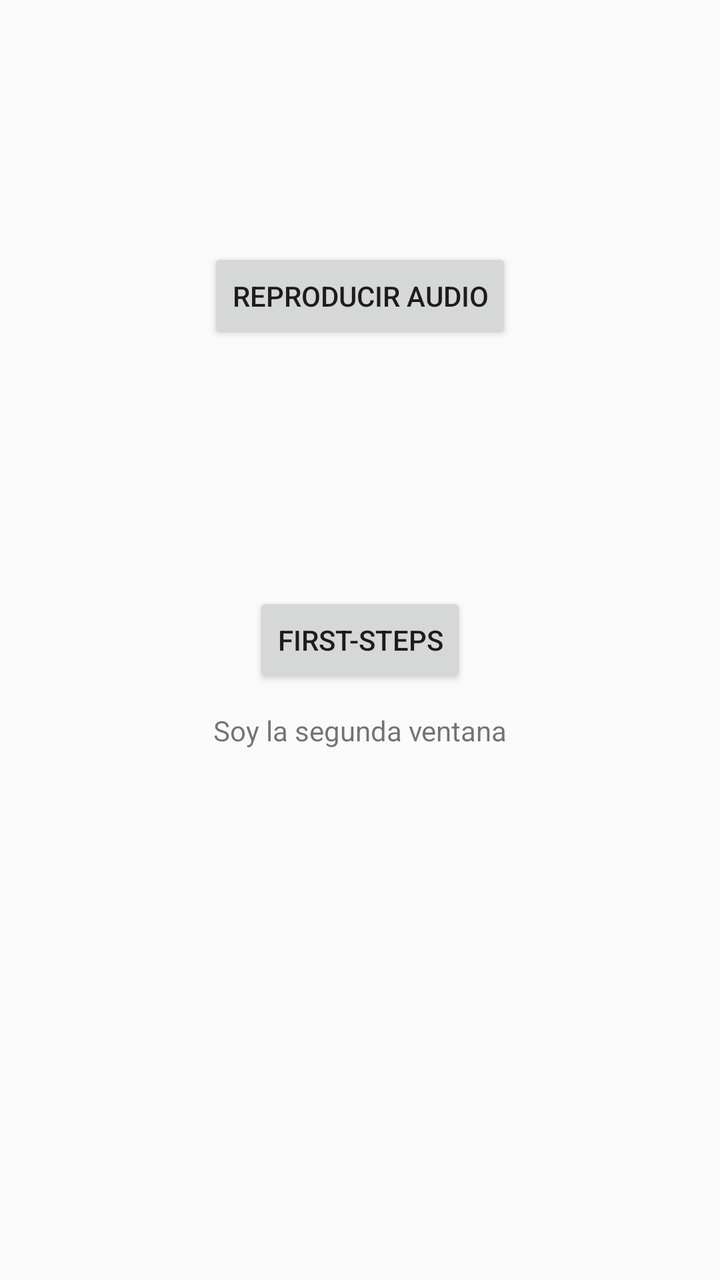
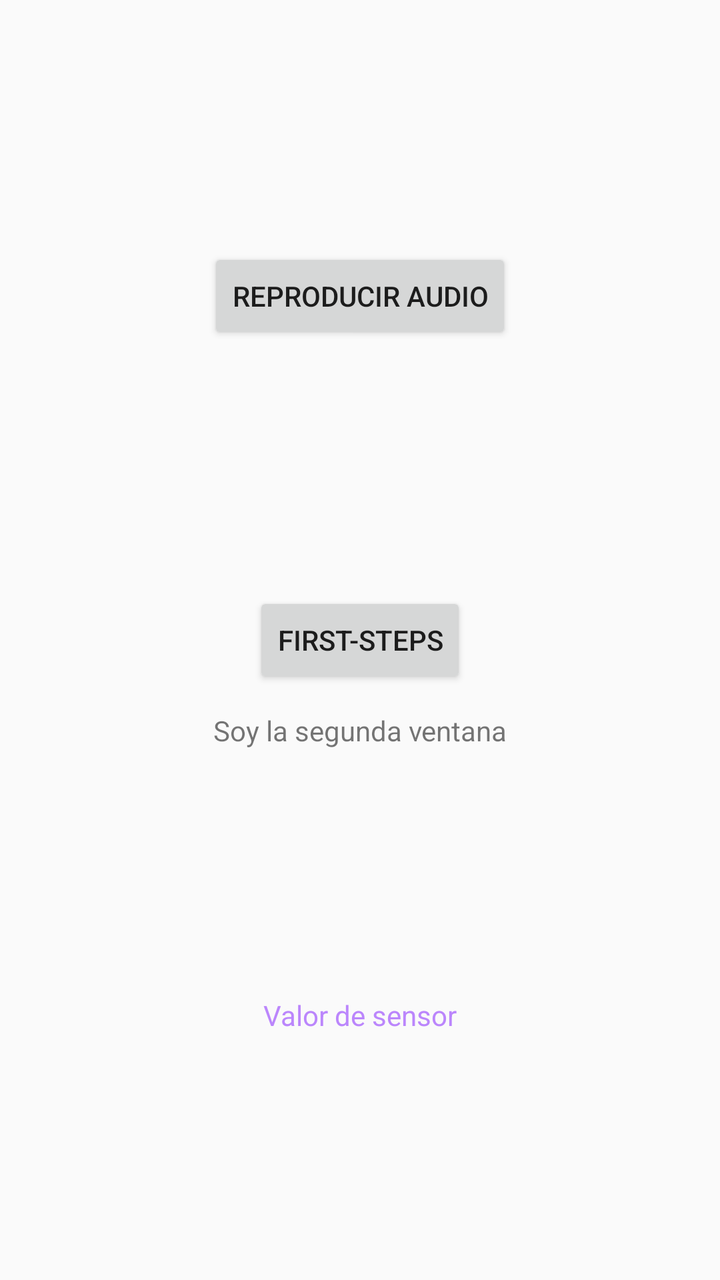

Two renders of the same Android screen: before a commit and after it. Below are the layout's source before the change and the commit's diff.
<!-- AndroidManifest.xml: application theme Theme.Firststeps -->
<!-- res/layout/ventana2.xml -->
<?xml version="1.0" encoding="utf-8"?>
<androidx.constraintlayout.widget.ConstraintLayout
    xmlns:android="http://schemas.android.com/apk/res/android"
    xmlns:tools="http://schemas.android.com/tools"
    android:orientation="vertical"
    xmlns:app="http://schemas.android.com/apk/res-auto"
    android:layout_width="match_parent"
    android:layout_height="match_parent">

    <Button
        android:id="@+id/button2"
        android:layout_width="wrap_content"
        android:layout_height="wrap_content"
        android:text="@string/app_name"
        app:layout_constraintBottom_toBottomOf="parent"
        app:layout_constraintLeft_toLeftOf="parent"
        app:layout_constraintRight_toRightOf="parent"
        app:layout_constraintTop_toTopOf="parent"
        />

    <Button
        android:id="@+id/boton_reproducir"
        android:layout_width="wrap_content"
        android:layout_height="wrap_content"
        android:text="Reproducir audio"
        app:layout_constraintBottom_toTopOf="@id/button2"
        app:layout_constraintLeft_toLeftOf="parent"
        app:layout_constraintRight_toRightOf="parent"
        app:layout_constraintTop_toTopOf="parent" />

    <TextView
        android:id="@+id/text_view1"
        android:layout_width="wrap_content"
        android:layout_height="wrap_content"
        android:text="Soy la segunda ventana"
        app:layout_constraintBottom_toBottomOf="parent"
        app:layout_constraintLeft_toLeftOf="parent"
        app:layout_constraintRight_toRightOf="parent"
        app:layout_constraintTop_toTopOf="parent"
        app:layout_constraintVertical_bias="0.573" />
</androidx.constraintlayout.widget.ConstraintLayout>
<!-- resources referenced by this layout -->
<resources>
  <string name="app_name">first-steps</string>
  <style name="Theme.Firststeps" parent="android:Theme.Material.Light.NoActionBar" />
</resources>

<!-- the commit's change to res/layout/ventana2.xml (unified diff, before → after) -->
@@ -38,4 +38,16 @@
         app:layout_constraintRight_toRightOf="parent"
         app:layout_constraintTop_toTopOf="parent"
         app:layout_constraintVertical_bias="0.573" />
+
+    <TextView
+        android:id="@+id/textLecturaSensor"
+        android:layout_width="wrap_content"
+        android:layout_height="wrap_content"
+        android:text="Valor de sensor"
+        android:textColor="@color/purple_200"
+        app:layout_constraintBottom_toBottomOf="parent"
+        app:layout_constraintLeft_toLeftOf="parent"
+        app:layout_constraintRight_toRightOf="parent"
+        app:layout_constraintTop_toBottomOf="@+id/text_view1" />
+
 </androidx.constraintlayout.widget.ConstraintLayout>
<!-- resource entries referenced after the edit -->
@@ -1,5 +1,6 @@
 <!-- resources referenced by this layout -->
 <resources>
+  <color name="purple_200">#FFBB86FC</color>
   <string name="app_name">first-steps</string>
   <style name="Theme.Firststeps" parent="android:Theme.Material.Light.NoActionBar" />
 </resources>
